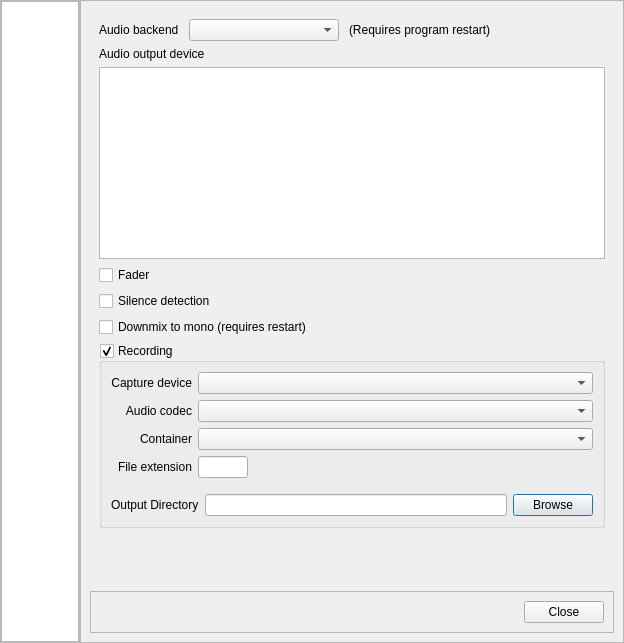
The window that OpenKJ/dlgsettings.ui (OpenKJ/OpenKJ) describes before a commit, drawn with Qt 5.
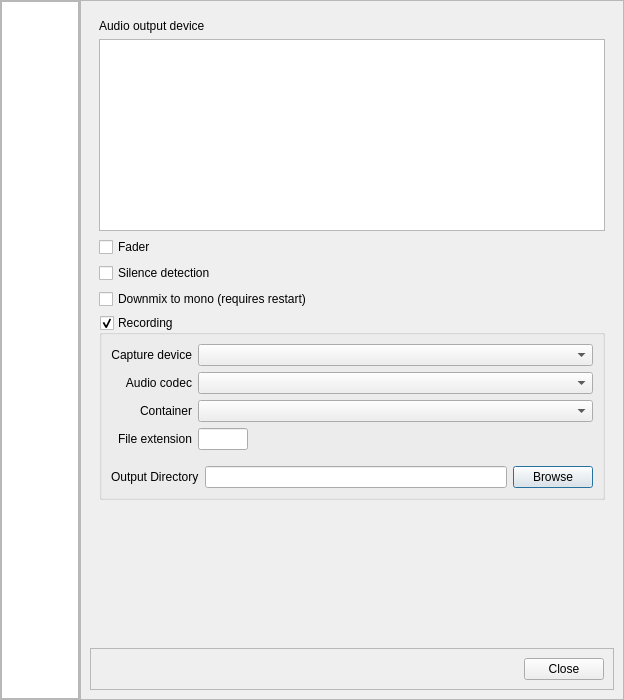
The same window after the commit. The open tabs and pages were chosen to show the change. Icons and pictures are not drawn.

Patch:
```diff
--- a/OpenKJ/dlgsettings.ui
+++ b/OpenKJ/dlgsettings.ui
@@ -10,7 +10,7 @@
     <x>0</x>
     <y>0</y>
     <width>624</width>
-    <height>643</height>
+    <height>700</height>
    </rect>
   </property>
   <property name="windowTitle">
@@ -162,53 +162,6 @@
           </property>
           <widget class="QWidget" name="audioPage">
            <layout class="QVBoxLayout" name="verticalLayout_7">
-            <item>
-             <layout class="QHBoxLayout" name="horizontalLayout_9">
-              <property name="spacing">
-               <number>10</number>
-              </property>
-              <property name="bottomMargin">
-               <number>0</number>
-              </property>
-              <item>
-               <widget class="QLabel" name="label_11">
-                <property name="text">
-                 <string>Audio backend</string>
-                </property>
-               </widget>
-              </item>
-              <item>
-               <widget class="QComboBox" name="comboBoxBackend">
-                <property name="minimumSize">
-                 <size>
-                  <width>150</width>
-                  <height>0</height>
-                 </size>
-                </property>
-               </widget>
-              </item>
-              <item>
-               <widget class="QLabel" name="label_12">
-                <property name="text">
-                 <string>(Requires program restart)</string>
-                </property>
-               </widget>
-              </item>
-              <item>
-               <spacer name="horizontalSpacer_6">
-                <property name="orientation">
-                 <enum>Qt::Horizontal</enum>
-                </property>
-                <property name="sizeHint" stdset="0">
-                 <size>
-                  <width>40</width>
-                  <height>20</height>
-                 </size>
-                </property>
-               </spacer>
-              </item>
-             </layout>
-            </item>
             <item>
              <widget class="QLabel" name="label_10">
               <property name="text">
```
Left out of the diff: 2 changed lines with no effect on the pictures.
